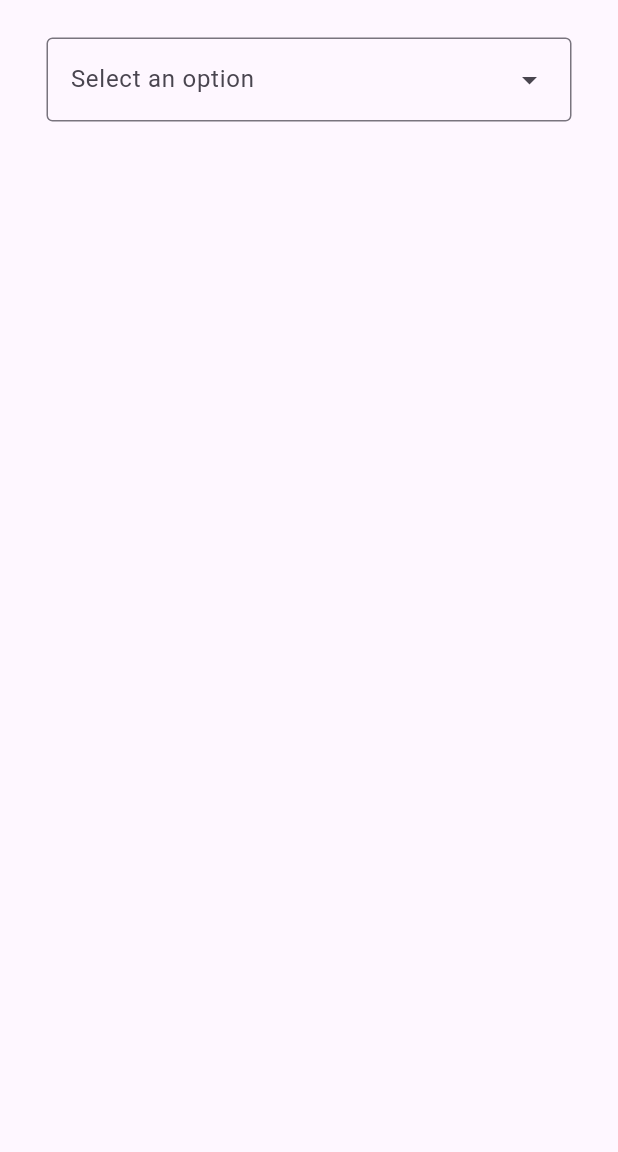
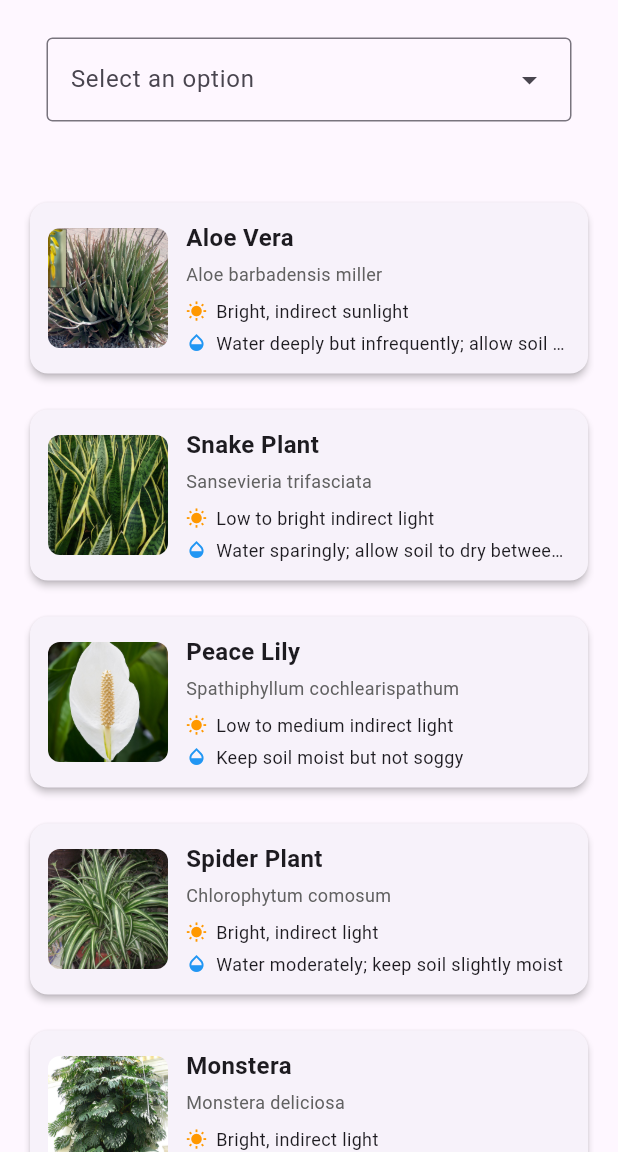
Before and after one commit to karim-hatoum/plantPal, a Flutter app: the screen it shows after launch, on a phone screen of 412 x 824 dp, the part 84-1236 px from its top. Run offline on Flutter 3.47's test engine with Material 3 defaults, Android fonts, the light colour scheme and no system bars.

Commit message:
added card view for plants

```diff
--- a/lib/data/plants.dart
+++ b/lib/data/plants.dart
@@ -4,65 +4,74 @@
   Plant(
     name: "Aloe Vera",
     species: "Aloe barbadensis miller",
-    description: "A succulent plant species known for its medicinal and skin-healing properties.",
+    description:
+        "A succulent plant species known for its medicinal and skin-healing properties.",
     sunlight: "Bright, indirect sunlight",
-    water: "Water deeply but infrequently; allow soil to dry out between waterings",
+    water:
+        "Water deeply but infrequently; allow soil to dry out between waterings",
     tip: "Avoid letting water sit in the rosette to prevent rot.",
-    image: "../assets/images/aloe_vera.jpg",
+    image: "assets/images/aloe_vera.jpg",
   ),
   Plant(
     name: "Snake Plant",
     species: "Sansevieria trifasciata",
-    description: "A hardy, low-maintenance plant with upright, sword-like leaves.",
+    description:
+        "A hardy, low-maintenance plant with upright, sword-like leaves.",
     sunlight: "Low to bright indirect light",
     water: "Water sparingly; allow soil to dry between waterings",
     tip: "Perfect for bedrooms as it can improve air quality.",
-    image: "../assets/images/snake_plant.jpg",
+    image: "assets/images/snake_plant.jpg",
   ),
   Plant(
     name: "Peace Lily",
     species: "Spathiphyllum cochlearispathum",
-    description: "A popular indoor plant with dark green leaves and white flowers.",
+    description:
+        "A popular indoor plant with dark green leaves and white flowers.",
     sunlight: "Low to medium indirect light",
     water: "Keep soil moist but not soggy",
     tip: "Wipes leaves occasionally to remove dust and keep them shiny.",
-    image: "../assets/images/peace_lily.jpg",
+    image: "assets/images/peace_lily.jpg",
   ),
   Plant(
     name: "Spider Plant",
     species: "Chlorophytum comosum",
-    description: "A resilient plant known for its arching leaves and small plantlets.",
+    description:
+        "A resilient plant known for its arching leaves and small plantlets.",
     sunlight: "Bright, indirect light",
     water: "Water moderately; keep soil slightly moist",
     tip: "Propagate easily from the baby plantlets.",
-    image: "../assets/images/spider_plant.jpg",
+    image: "assets/images/spider_plant.jpg",
   ),
   Plant(
     name: "Monstera",
     species: "Monstera deliciosa",
-    description: "A tropical plant with large, fenestrated leaves, perfect for indoor decor.",
+    description:
+        "A tropical plant with large, fenestrated leaves, perfect for indoor decor.",
     sunlight: "Bright, indirect light",
     water: "Water when the top inch of soil is dry",
     tip: "Support the plant with a moss pole for climbing.",
-    image: "../assets/images/monstera.jpg",
+    image: "assets/images/monstera.jpg",
   ),
   Plant(
     name: "Pothos",
     species: "Epipremnum aureum",
-    description: "A trailing vine with heart-shaped leaves, very easy to care for.",
+    description:
+        "A trailing vine with heart-shaped leaves, very easy to care for.",
     sunlight: "Low to bright indirect light",
     water: "Water when the soil is dry",
-    tip: "Can be grown in water or soil; prune regularly to encourage bushier growth.",
-    image: "../assets/images/pothos.jpg",
+    tip:
+        "Can be grown in water or soil; prune regularly to encourage bushier growth.",
+    image: "assets/images/pothos.jpg",
   ),
   Plant(
     name: "Jade Plant",
     species: "Crassula ovata",
-    description: "A succulent with thick, fleshy leaves, often considered a symbol of good luck.",
+    description:
+        "A succulent with thick, fleshy leaves, often considered a symbol of good luck.",
     sunlight: "Bright, indirect sunlight",
     water: "Allow soil to dry completely between waterings",
     tip: "Avoid overwatering; can be pruned to shape.",
-    image: "../assets/images/jade_plant.jpg",
+    image: "assets/images/jade_plant.jpg",
   ),
   Plant(
     name: "ZZ Plant",
@@ -71,6 +80,6 @@
     sunlight: "Low to bright indirect light",
     water: "Water every 2-3 weeks, letting soil dry out completely",
     tip: "Tolerates neglect and low light; do not overwater.",
-    image: "../assets/images/zz_plant.jpg",
+    image: "assets/images/zz_plant.jpg",
   ),
 ];
--- a/lib/pages/home.dart
+++ b/lib/pages/home.dart
@@ -1,5 +1,8 @@
 import 'package:flutter/material.dart';
+
 import '../widgets/dropdown.dart';
+import '../data/plants.dart';
+import '../widgets/card.dart';
 
 class HomePage extends StatefulWidget {
   const HomePage({Key? key}) : super(key: key);
@@ -14,19 +17,37 @@
     return Scaffold(
       appBar: AppBar(
         backgroundColor: Colors.green,
-        title: const Text('Plant Pal', style: TextStyle(color: Colors.white, fontSize: 24, fontWeight: FontWeight.bold)),
+        title: const Text(
+          'Plant Pal',
+          style: TextStyle(
+            color: Colors.white,
+            fontSize: 24,
+            fontWeight: FontWeight.bold,
+          ),
+        ),
       ),
-      body: SizedBox(
-        width: double.infinity,
-        child: Column(
-          crossAxisAlignment: CrossAxisAlignment.center,
-          children: [
-            SizedBox(height: 25.0),
-            MyDropdownMenu(),
-            SizedBox(height: 50.0),
-
-          ],
-        ),
+      body: Column(
+        crossAxisAlignment: CrossAxisAlignment.center,
+        children: [
+          const SizedBox(height: 25.0),
+          const MyDropdownMenu(),
+          const SizedBox(height: 50.0),
+          // Display all plant cards
+          Expanded(
+            child: Padding(
+              padding: const EdgeInsets.symmetric(horizontal: 16.0),
+              child: ListView.builder(
+                itemCount: plants.length,
+                itemBuilder: (context, index) {
+                  return Padding(
+                    padding: const EdgeInsets.only(bottom: 16.0),
+                    child: PlantCard(plant: plants[index]),
+                  );
+                },
+              ),
+            ),
+          ),
+        ],
       ),
     );
   }
```
Also changed, not shown: pubspec.yaml (+3 -5 lines), assets/images/aloe_vera.jpg (renamed from lib/assets/images/aloe_vera.jpg), assets/images/jade_plant.jpg (renamed from lib/assets/images/jade_plant.jpg), assets/images/monstera.jpg (renamed from lib/assets/images/monstera.jpg), assets/images/peace_lily.jpg (renamed from lib/assets/images/peace_lily.jpg), assets/images/pothos.jpg (renamed from lib/assets/images/pothos.jpg), assets/images/snake_plant.jpg (renamed from lib/assets/images/snake_plant.jpg), assets/images/spider_plant.jpg (renamed from lib/assets/images/spider_plant.jpg), assets/images/zz_plant.jpg (renamed from lib/assets/images/zz_plant.jpg).
